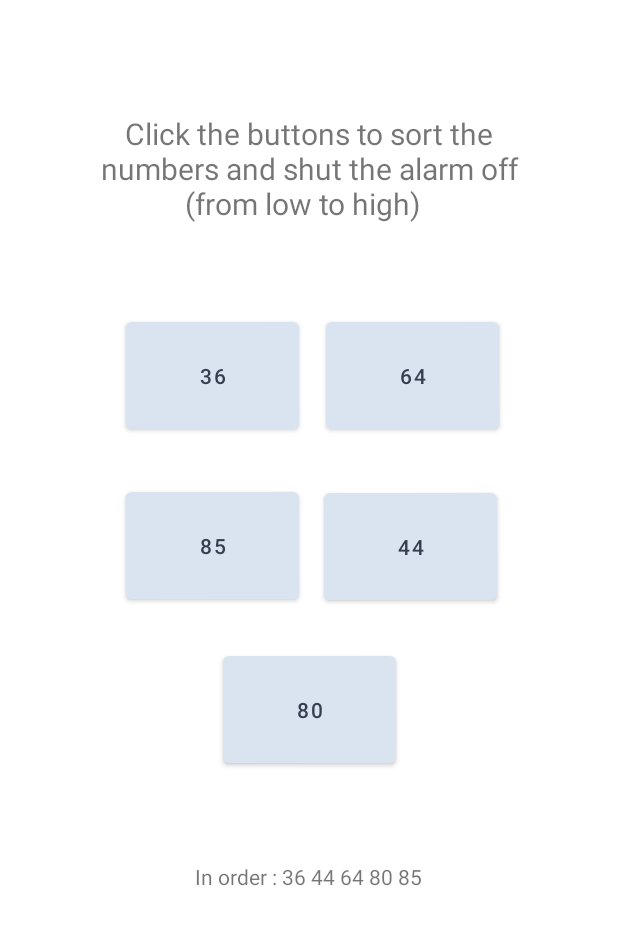
After one commit to LydiaHaile/MAMN01-project, an Android app: the SortNumbers screen opened directly, with no data from a screen before it, on a phone screen of 412 x 824 dp. The commit adds this screen. Shown: the top 925 px of the screen. Run offline under Robolectric (Android 15) with nearby library versions, the phone set to English and light mode, and no system bars.

Commit message:
Added another way to shut off alarm, sorting numbers.

```diff
--- a/app/src/main/java/com/example/nosnooze/Alarm.java
+++ b/app/src/main/java/com/example/nosnooze/Alarm.java
@@ -11,6 +11,7 @@ public class Alarm implements Serializable {
     private final String MATCH_NOTE = " Disable alarm by matching the note";
     private final String TAKE_STEPS = " Disable alarm by taking 10 steps";
     private final String SHAKE_PHONE = " Disable phone by shaking your phone";
+    private final String SORT_NUMBERS = " Disable phone by sorting numbers";
     private final String TILT_PHONE = " Disable phone by tilting your phone";
 
     private Calendar calendar;
@@ -40,8 +41,10 @@ public class Alarm implements Serializable {
             return MATCH_NOTE;
         } else if (this.method == 3) {
             return TAKE_STEPS;
-        } else if (this.method == 4){
+        } else if (this.method == 4) {
             return SHAKE_PHONE;
+        } else if (this.method == 5){
+            return SORT_NUMBERS;
         } else {
             return "hej";
         }
--- a/app/src/main/java/com/example/nosnooze/AlarmReceiver.java
+++ b/app/src/main/java/com/example/nosnooze/AlarmReceiver.java
@@ -66,6 +66,11 @@ public class AlarmReceiver extends BroadcastReceiver {
             methodIntent.addFlags(Intent.FLAG_ACTIVITY_NEW_TASK);
             methodIntent.putExtra("time", alarm.getTime());
             context.startActivity(methodIntent);
+        } else if (get_your_interaction == 5) {
+            Intent methodIntent = new Intent(context, SortNumbers.class);
+            methodIntent.addFlags(Intent.FLAG_ACTIVITY_NEW_TASK);
+            methodIntent.putExtra("time", alarm.getTime());
+            context.startActivity(methodIntent);
         } else  {
             //NOTHING HAPPENS
         }
--- /dev/null
+++ b/app/src/main/java/com/example/nosnooze/SortNumbers.java
@@ -0,0 +1,162 @@
+package com.example.nosnooze;
+
+import androidx.appcompat.app.AppCompatActivity;
+
+import android.content.Context;
+import android.content.Intent;
+import android.graphics.Color;
+import android.os.Build;
+import android.os.Bundle;
+import android.os.VibrationEffect;
+import android.os.Vibrator;
+import android.view.View;
+import android.widget.Button;
+import android.widget.TextView;
+import android.widget.Toast;
+
+import java.util.Random;
+import java.util.Arrays;
+
+public class SortNumbers extends AppCompatActivity {
+
+    private int[] numbers = new int[5];
+    private int[] clickedNumbers = new int[5];
+    private int counter = 0;
+
+    //TEXT-VIEWS
+    private TextView title;
+    private Button first;
+    private Button second;
+    private Button third;
+    private Button fourth;
+    private Button fifth;
+
+    private TextView test;
+
+    @Override
+    protected void onCreate(Bundle savedInstanceState) {
+        super.onCreate(savedInstanceState);
+        setContentView(R.layout.activity_sort_numbers);
+
+        //FIND TEXT-VIEW BY ID
+        title  =(TextView)findViewById(R.id.title);
+        first = (Button)findViewById(R.id.firstNumber);
+        second = (Button)findViewById(R.id.secondNumber);
+        third = (Button)findViewById(R.id.thirdNumber);
+        fourth = (Button)findViewById(R.id.fourthNumber);
+        fifth = (Button)findViewById(R.id.fifthNumber);
+
+        test  = (TextView)findViewById(R.id.test);
+
+        Random rand = new Random();
+
+        //RANDOMIZE FIVE NUMBERS - PLACE IN ARRAY NUMBERS
+        for(int i = 0; i < 5; i++) {
+            numbers[i] = rand.nextInt(100);
+        }
+
+        //SET TEXT-VIEW TO THE RANDOMIZED NUMBERS IN THE ARRAY NUMBERS
+        first.setText("" + numbers[0]);
+        second.setText("" + numbers[1]);
+        third.setText("" + numbers[2]);
+        fourth.setText("" + numbers[3]);
+        fifth.setText("" + numbers[4]);
+
+        //SORT THE ARRAY NUMBERS
+        Arrays.sort(numbers);
+        test.setText("In order : " + numbers[0] + " " +numbers[1] + " " +numbers[2] + " " + numbers[3] + " " + numbers[4]);
+    }
+
+    public void onClick(View view) {
+        Button button;
+
+        //FIND BUTTON THAT USER CLICKS ON
+        if(counter <= 4) {
+            if(view.getId() == R.id.firstNumber){
+                 button = first;
+            } else if (view.getId() == R.id.secondNumber) {
+                 button = second;
+            } else if (view.getId() == R.id.thirdNumber) {
+                 button = third;
+            } else if (view.getId() == R.id.fourthNumber) {
+                 button = fourth;
+            } else {
+                 button = fifth;
+            }
+
+            //FOR EACH CLICK: TEXT-COLOR BUTTON TURNS GREEN, COUNTER GOES UP, TEXT ON BUTTON IS ADDED TO THE ARRAY CLICKED_NUMBERS
+            //AFTER 4 CLICKS, ONE FOR EACH BUTTON, HELP-METHOD IS CALLED (CASE 4)
+            switch (counter) {
+                case 0:
+                    button.setTextColor(Color.GREEN);
+                    clickedNumbers[0] = Integer.parseInt(button.getText().toString());
+                    counter++;
+                    break;
+                case 1:
+                    button.setTextColor(Color.GREEN);
+                    clickedNumbers[1] = Integer.parseInt(button.getText().toString());
+                    counter++;
+                    break;
+                case 2:
+                    button.setTextColor(Color.GREEN);
+                    clickedNumbers[2] = Integer.parseInt(button.getText().toString());
+                    counter++;
+                    break;
+                case 3:
+                    button.setTextColor(Color.GREEN);
+                    clickedNumbers[3] = Integer.parseInt(button.getText().toString());
+                    counter++;
+                    break;
+                case 4:
+                    button.setTextColor(Color.GREEN);
+                    clickedNumbers[4] = Integer.parseInt(button.getText().toString());
+                    shutOffOrReset();
+                    break;
+            }
+         }
+    }
+
+    private void shutOffOrReset() {
+        int comparison = 0;
+
+        //ARRAYS CLICKED_NUMBERS AND NUMBERS ARE COMPARED, IF SAME INT COMPARISON == 5
+        for(int k = 0; k < 5; k++) {
+            if(numbers[k] == clickedNumbers[k]) {
+                comparison++;
+            }
+        }
+
+        //IF TRUE: ALARM IS SHUTOFF
+        //IF FALSE: EVERYTHING IS RESET, PHONE VIBRATES.
+        if(comparison == 5) {
+            Intent serviceIntent = new Intent(this, RingtonePlayingService.class);
+            serviceIntent.putExtra("extra", "alarm_off");
+            this.startService(serviceIntent);
+            Intent returnIntent = new Intent(this, MainActivity.class);
+            this.startActivity(returnIntent);
+        } else {
+            first.setTextColor(Color.BLACK);
+            second.setTextColor(Color.BLACK);
+            third.setTextColor(Color.BLACK);
+            fourth.setTextColor(Color.BLACK);
+            fifth.setTextColor(Color.BLACK);
+
+            clickedNumbers = new int[clickedNumbers.length];
+            counter = 0;
+            vibrate();
+            Toast.makeText(this, "Not the correct order. Try again!", Toast.LENGTH_SHORT).show();
+        }
+    }
+
+    private void vibrate() {
+        Vibrator vibrator = (Vibrator) getSystemService(Context.VIBRATOR_SERVICE);
+
+        if (Build.VERSION.SDK_INT >= Build.VERSION_CODES.O) {
+            vibrator.vibrate(VibrationEffect.createOneShot(500, VibrationEffect.DEFAULT_AMPLITUDE));
+        } else {
+            vibrator.vibrate(500);
+        }
+
+    }
+
+}
--- /dev/null
+++ b/app/src/main/res/layout/activity_sort_numbers.xml
@@ -0,0 +1,96 @@
+<?xml version="1.0" encoding="utf-8"?>
+<androidx.constraintlayout.widget.ConstraintLayout
+    xmlns:android="http://schemas.android.com/apk/res/android"
+    xmlns:app="http://schemas.android.com/apk/res-auto"
+    xmlns:tools="http://schemas.android.com/tools"
+    android:layout_width="match_parent"
+    android:layout_height="match_parent"
+    tools:context=".SortNumbers">
+
+    <TextView
+        android:id="@+id/title"
+        android:layout_width="312dp"
+        android:layout_height="76dp"
+        android:gravity="center_horizontal"
+        android:text="Click the buttons to sort the numbers and shut the alarm off (from low to high)  "
+        android:textAlignment="center"
+        android:textSize="20sp"
+        app:layout_constraintBottom_toBottomOf="parent"
+        app:layout_constraintEnd_toEndOf="parent"
+        app:layout_constraintStart_toStartOf="parent"
+        app:layout_constraintTop_toTopOf="parent"
+        app:layout_constraintVertical_bias="0.101" />
+
+    <Button
+        android:id="@+id/firstNumber"
+        android:layout_width="115dp"
+        android:layout_height="83dp"
+        android:onClick="onClick"
+        app:layout_constraintBottom_toBottomOf="parent"
+        app:layout_constraintEnd_toEndOf="parent"
+        app:layout_constraintHorizontal_bias="0.283"
+        app:layout_constraintStart_toStartOf="parent"
+        app:layout_constraintTop_toTopOf="parent"
+        app:layout_constraintVertical_bias="0.282" />
+
+    <Button
+        android:id="@+id/secondNumber"
+        android:layout_width="115dp"
+        android:layout_height="83dp"
+        android:onClick="onClick"
+        app:layout_constraintBottom_toBottomOf="parent"
+        app:layout_constraintEnd_toEndOf="parent"
+        app:layout_constraintHorizontal_bias="0.732"
+        app:layout_constraintStart_toStartOf="parent"
+        app:layout_constraintTop_toTopOf="parent"
+        app:layout_constraintVertical_bias="0.282" />
+
+    <Button
+        android:id="@+id/thirdNumber"
+        android:layout_width="115dp"
+        android:layout_height="83dp"
+        android:onClick="onClick"
+        app:layout_constraintBottom_toBottomOf="parent"
+        app:layout_constraintEnd_toEndOf="parent"
+        app:layout_constraintHorizontal_bias="0.283"
+        app:layout_constraintStart_toStartOf="parent"
+        app:layout_constraintTop_toTopOf="parent"
+        app:layout_constraintVertical_bias="0.435" />
+
+    <Button
+        android:id="@+id/fourthNumber"
+        android:layout_width="115dp"
+        android:layout_height="83dp"
+        android:onClick="onClick"
+        app:layout_constraintBottom_toBottomOf="parent"
+        app:layout_constraintEnd_toEndOf="parent"
+        app:layout_constraintHorizontal_bias="0.729"
+        app:layout_constraintStart_toStartOf="parent"
+        app:layout_constraintTop_toTopOf="parent"
+        app:layout_constraintVertical_bias="0.436" />
+
+    <Button
+        android:id="@+id/fifthNumber"
+        android:layout_width="115dp"
+        android:layout_height="83dp"
+        android:onClick="onClick"
+        app:layout_constraintBottom_toBottomOf="parent"
+        app:layout_constraintEnd_toEndOf="parent"
+        app:layout_constraintStart_toStartOf="parent"
+        app:layout_constraintTop_toTopOf="parent"
+        app:layout_constraintVertical_bias="0.582" />
+
+    <TextView
+        android:id="@+id/test"
+        android:layout_width="wrap_content"
+        android:layout_height="wrap_content"
+        android:text="TextView"
+        app:layout_constraintBottom_toBottomOf="parent"
+        app:layout_constraintEnd_toEndOf="parent"
+        app:layout_constraintHorizontal_bias="0.498"
+        app:layout_constraintStart_toStartOf="parent"
+        app:layout_constraintTop_toTopOf="parent"
+        app:layout_constraintVertical_bias="0.714" />
+
+
+</androidx.constraintlayout.widget.ConstraintLayout>
--- a/app/src/main/res/values/strings.xml
+++ b/app/src/main/res/values/strings.xml
@@ -8,6 +8,7 @@
         <item>Turn off alarm by matching the note</item>
         <item>Turn off the alarm by taking 10 steps</item>
         <item>Turn off the alarm by shaking the phone</item>
+        <item>Turn off the alarm by sorting numbers</item>
     </string-array>
 
 </resources>
```
Also changed, not shown: app/src/main/AndroidManifest.xml (+14 -4 lines).
